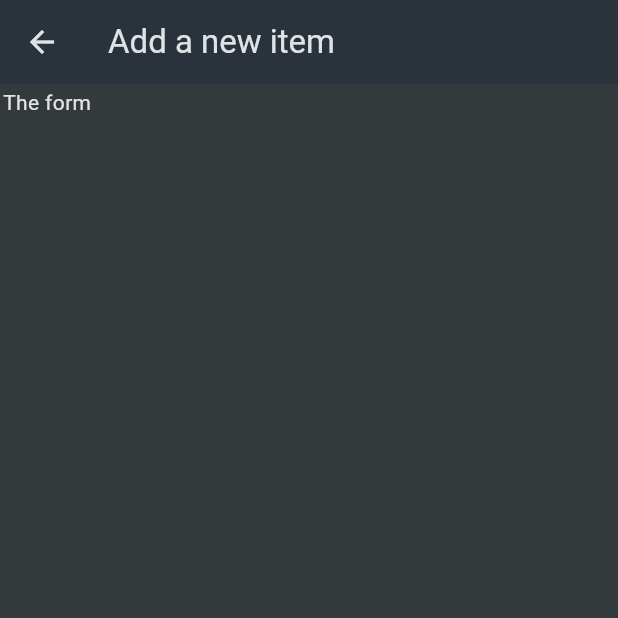
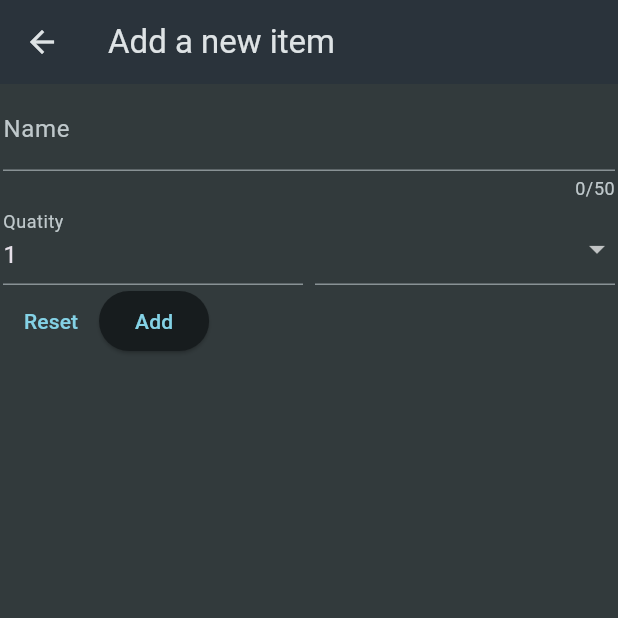
Before and after one commit to orbitronhd/shopping, a Flutter app: the NewItem screen opened directly, on a phone screen of 412 x 824 dp, the top half of it. Run offline on Flutter 3.47's test engine with Material 3 defaults, Android fonts, the phone set to English and light mode, and no system bars; our stand-ins replace material_ui.

Commit message:
feat: Complete the form and add validation

```diff
--- a/lib/widgets/new_item.dart
+++ b/lib/widgets/new_item.dart
@@ -1,4 +1,5 @@
 import 'package:material_ui/material_ui.dart';
+import 'package:shopping/data/categories.dart';
 
 class NewItem extends StatefulWidget {
   const NewItem({super.key});
@@ -10,15 +11,92 @@ class NewItem extends StatefulWidget {
 }
 
 class _NewItemState extends State<NewItem> {
+  final _formKey = GlobalKey<FormState>();
+
+  void _saveItem() {
+    _formKey.currentState!.validate();
+  }
+
+  void _resetItem() {
+    _formKey.currentState!.reset();
+  }
+
   @override
   Widget build(BuildContext context) {
-
-
     return Scaffold(
-      appBar: AppBar(
-        title: const Text("Add a new item"),
+      appBar: AppBar(title: const Text("Add a new item")),
+      body: Padding(
+        padding: const EdgeInsets.all(2),
+        child: Form(
+          key: _formKey,
+          child: Column(
+            children: [
+              TextFormField(
+                maxLength: 50,
+                decoration: InputDecoration(label: Text('Name')),
+                validator: (value) {
+                  if (value == null ||
+                      value.isEmpty ||
+                      value.trim().length <= 1 ||
+                      value.trim().length >= 50) {
+                    return 'Error';
+                  }
+                  return null;
+                },
+              ),
+              Row(
+                crossAxisAlignment: CrossAxisAlignment.end,
+                children: [
+                  Expanded(
+                    child: TextFormField(
+                      decoration: const InputDecoration(label: Text('Quatity')),
+                      keyboardType: TextInputType.number,
+                      initialValue: '1',
+                      validator: (value) {
+                        if (value == null ||
+                            int.tryParse(value) == null ||
+                            int.tryParse(value)! <= 0) {
+                          return 'Error: Not valid number';
+                        }
+                        return null;
+                      },
+                    ),
+                  ),
+                  const SizedBox(width: 8),
+                  Expanded(
+                    child: DropdownButtonFormField(
+                      items: [
+                        for (final category in categories.entries)
+                          DropdownMenuItem(
+                            value: category.value,
+                            child: Row(
+                              children: [
+                                Container(
+                                  width: 16,
+                                  height: 16,
+                                  color: category.value.color,
+                                ),
+                                const SizedBox(width: 8),
+                                Text(category.value.title),
+                              ],
+                            ),
+                          ),
+                      ],
+                      onChanged: (value) {},
+                    ),
+                  ),
+                ],
+              ),
+              Row(
+                children: [
+                  TextButton(onPressed: _resetItem, child: const Text('Reset')),
+                  ElevatedButton(onPressed: _saveItem, child: const Text("Add")),
+                ],
+              ),
+            ],
+          ),
+        ),
       ),
-      body: Padding(padding: const EdgeInsets.all(2), child: Text("The form"),),
     );
   }
 }
```
